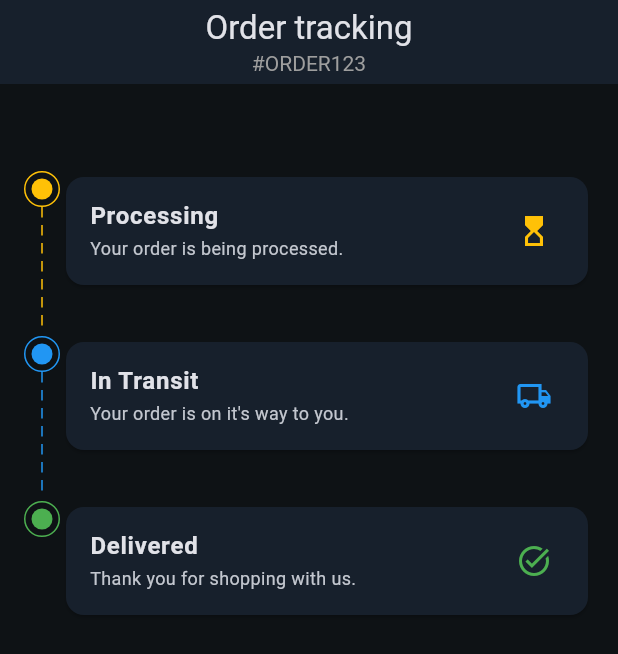
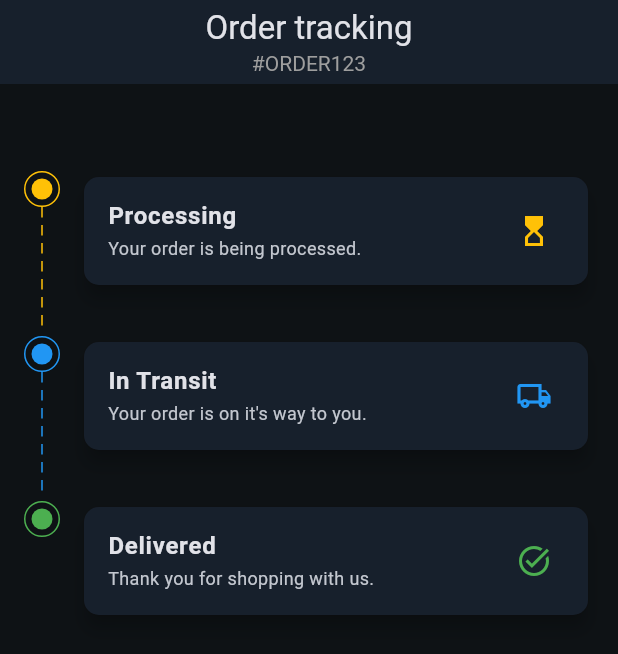
Before and after one commit to sparkwud/tracker_timeline, a Flutter app: the screen it shows after launch, on a phone screen of 412 x 824 dp. Shown: the top 654 px of the screen. Run offline on Flutter 3.47's test engine with Material 2 defaults, Android fonts, the light colour scheme and no system bars.

Commit message:
add spacing between dashed lines and card + give card border radius

```diff
--- a/lib/components/order_status_timeline.dart
+++ b/lib/components/order_status_timeline.dart
@@ -69,9 +69,13 @@ class OrderStatusTimeline extends StatelessWidget {
                 ],
               ),
             ),
-            // const SizedBox(width: 20),
+            const SizedBox(width: 12),
             Expanded(
               child: Card(
+                shape: RoundedRectangleBorder(
+                  borderRadius: BorderRadius.circular(10),
+                ),
+                elevation: 5,
                 color: themeColors.surface,
                 child: ListTile(
                   title: Text(title,
```
